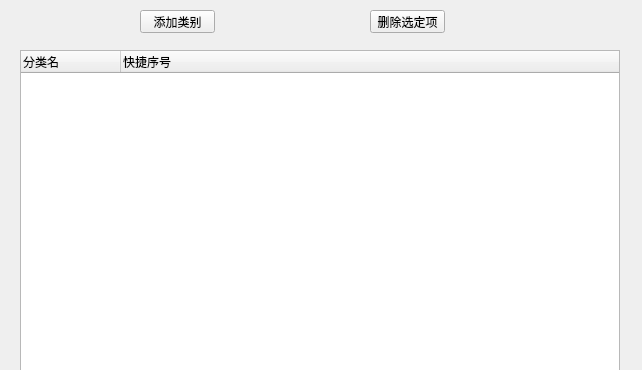
Old version of the form sorttherecordnamelikedir.ui in the repository yaojiang375/TimeRecord5th.
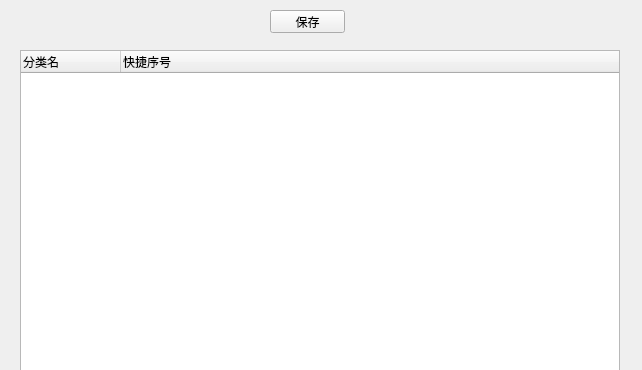
New version of the form.

The edit to the form file:
```diff
--- a/sorttherecordnamelikedir.ui
+++ b/sorttherecordnamelikedir.ui
@@ -102,27 +102,14 @@
   <widget class="QPushButton" name="pushButton">
    <property name="geometry">
     <rect>
-     <x>140</x>
+     <x>270</x>
      <y>10</y>
      <width>75</width>
      <height>23</height>
     </rect>
    </property>
    <property name="text">
-    <string>添加类别</string>
-   </property>
-  </widget>
-  <widget class="QPushButton" name="pushButton_2">
-   <property name="geometry">
-    <rect>
-     <x>370</x>
-     <y>10</y>
-     <width>75</width>
-     <height>23</height>
-    </rect>
-   </property>
-   <property name="text">
-    <string>删除选定项</string>
+    <string>保存</string>
    </property>
   </widget>
  </widget>
```
